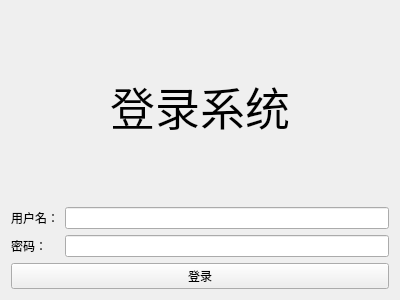
This is UI/loginwindow.ui in THonour99/UDPCommunicator as Qt 5 draws it before an edit. The edited form follows.
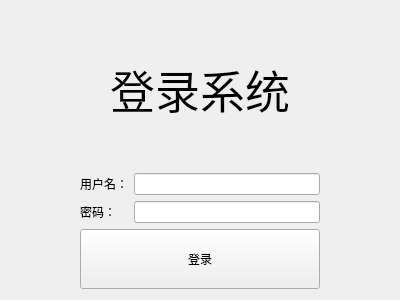
This is the edited form.

Diff of the .ui file:
```diff
--- a/UI/loginwindow.ui
+++ b/UI/loginwindow.ui
@@ -14,7 +14,22 @@
    <string>Form</string>
   </property>
   <layout class="QGridLayout" name="gridLayout_2">
-   <item row="1" column="0">
+   <item row="0" column="1">
+    <widget class="QLabel" name="label_3">
+     <property name="font">
+      <font>
+       <pointsize>34</pointsize>
+      </font>
+     </property>
+     <property name="text">
+      <string>登录系统</string>
+     </property>
+     <property name="alignment">
+      <set>Qt::AlignCenter</set>
+     </property>
+    </widget>
+   </item>
+   <item row="1" column="1">
     <layout class="QGridLayout" name="gridLayout">
      <item row="0" column="2">
       <widget class="QLineEdit" name="usernameLineEdit"/>
@@ -42,27 +57,50 @@
      </item>
     </layout>
    </item>
-   <item row="2" column="0">
+   <item row="2" column="1">
     <widget class="QPushButton" name="loginButton">
+     <property name="minimumSize">
+      <size>
+       <width>240</width>
+       <height>60</height>
+      </size>
+     </property>
+     <property name="maximumSize">
+      <size>
+       <width>80</width>
+       <height>16777215</height>
+      </size>
+     </property>
      <property name="text">
       <string>登录</string>
      </property>
     </widget>
    </item>
-   <item row="0" column="0">
-    <widget class="QLabel" name="label_3">
-     <property name="font">
-      <font>
-       <pointsize>34</pointsize>
-      </font>
+   <item row="2" column="0">
+    <spacer name="horizontalSpacer">
+     <property name="orientation">
+      <enum>Qt::Horizontal</enum>
      </property>
-     <property name="text">
-      <string>登录系统</string>
+     <property name="sizeHint" stdset="0">
+      <size>
+       <width>40</width>
+       <height>20</height>
+      </size>
      </property>
-     <property name="alignment">
-      <set>Qt::AlignCenter</set>
+    </spacer>
+   </item>
+   <item row="1" column="2">
+    <spacer name="horizontalSpacer_2">
+     <property name="orientation">
+      <enum>Qt::Horizontal</enum>
      </property>
-    </widget>
+     <property name="sizeHint" stdset="0">
+      <size>
+       <width>40</width>
+       <height>20</height>
+      </size>
+     </property>
+    </spacer>
    </item>
   </layout>
  </widget>
```
